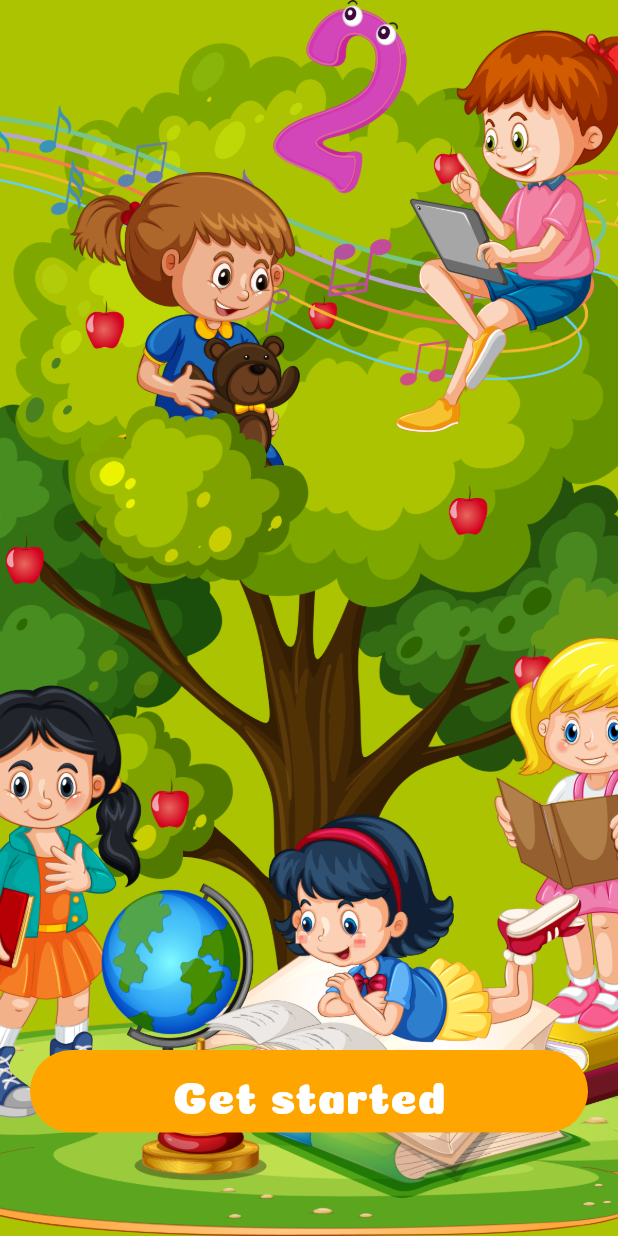
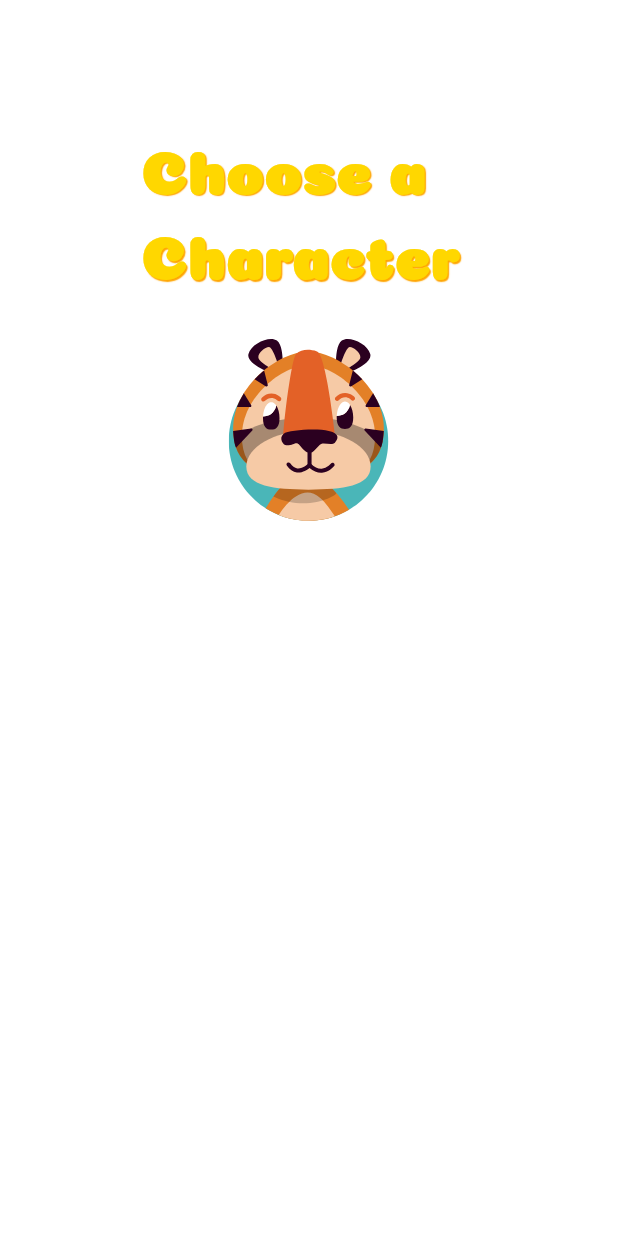
Before and after one commit to dmutoni/irerero_1.0, a Flutter app: the screen it shows once a user with an empty profile is signed in, after a tap on "Get started", on a phone screen of 412 x 824 dp. Run offline on Flutter 3.47's test engine with Material 2 defaults, Android fonts, the phone set to English and light mode, and no system bars; our stand-ins replace equatable, firebase_auth, firebase_core, flutter_riverpod, flutter_svg, go_router and 4 more; missing offline and left inert: animated_size_and_fade, intersperse; accounts and stored records are empty; generated files the repository leaves out were written again; project files that could hold a hidden picture were left out.

Commit message:
Add irerero choose character

```diff
--- a/lib/helpers/config.dart
+++ b/lib/helpers/config.dart
@@ -5,4 +5,5 @@ abstract class AppRoutes {
   static const String signupScreenRouteName = '/signup';
   static const String authCheckerRouteName = '/authChecker';
   static const String errorScreenRouteName = '/errorScreen';
+  static const String chooseCharacterScreenRouteName = '/chooseCharacterScreen';
 }
--- a/lib/helpers/go_router_navigation_helper.dart
+++ b/lib/helpers/go_router_navigation_helper.dart
@@ -3,6 +3,7 @@ import 'package:flutter/material.dart';
 import 'package:flutter_starter_template/helpers/config.dart';
 import 'package:flutter_starter_template/screens/authentication/login_screen.dart';
 import 'package:flutter_starter_template/screens/authentication/signup_screen.dart';
+import 'package:flutter_starter_template/screens/choose_character_screen.dart';
 import 'package:flutter_starter_template/screens/common/error_screen.dart';
 import 'package:flutter_starter_template/screens/home_screen.dart';
 import 'package:flutter_starter_template/widgets/auth_checker.dart';
@@ -48,6 +49,11 @@ final routerProvider = Provider<GoRouter>(
           path: AppRoutes.loginScreenRouteName,
           builder: (context, state) => const LoginScreen(),
         ),
+        GoRoute(
+          name: 'chooseCharacterScreen',
+          path: AppRoutes.chooseCharacterScreenRouteName,
+          builder: (context, state) => const ChooseCharacterScreen(),
+        ),
       ],
       errorBuilder: (context, state) => const ErrorScreen(),
       redirect: (context, state) {
--- /dev/null
+++ b/lib/screens/choose_character_screen.dart
@@ -0,0 +1,62 @@
+import 'package:flutter/material.dart';
+import 'package:flutter_starter_template/values/assets/character_assets.dart';
+import 'package:flutter_starter_template/values/colors.dart';
+import 'package:flutter_starter_template/values/dimens.dart';
+import 'package:flutter_svg/svg.dart';
+import 'package:hooks_riverpod/hooks_riverpod.dart';
+
+class ChooseCharacterScreen extends ConsumerStatefulWidget {
+  const ChooseCharacterScreen({super.key});
+
+  @override
+  ConsumerState<ConsumerStatefulWidget> createState() =>
+      _ChooseCharacterScreenState();
+}
+
+class _ChooseCharacterScreenState extends ConsumerState<ChooseCharacterScreen> {
+  @override
+  Widget build(BuildContext context) {
+    return Scaffold(
+      body: Padding(
+        padding: const EdgeInsets.only(
+          top: Dimens.marginTopOfTheScreen,
+          left: Dimens.marginMedium,
+          right: Dimens.marginMedium,
+        ),
+        child: SingleChildScrollView(
+          child: Column(
+            children: [
+              const Padding(
+                padding: EdgeInsets.only(
+                  left: Dimens.marginSeventy,
+                ),
+                child: Text(
+                  'Choose a Character',
+                  style: TextStyle(
+                    fontFamily: 'Coiny',
+                    fontSize: 40,
+                    fontWeight: FontWeight.bold,
+                    color: ThemeColors.primaryAccent, // Stroke color
+                    shadows: [
+                      Shadow(
+                        blurRadius: 0.2,
+                        color: ThemeColors.primaryColor,
+                        offset: Offset(1,
+                            1), // Adjust this offset to control the stroke width
+                      ),
+                    ],
+                  ),
+                ),
+              ),
+              const SizedBox(height: Dimens.marginLarge),
+              SvgPicture.asset(
+                CharacterAssets.hyena,
+                // width: 200,
+              )
+            ],
+          ),
+        ),
+      ),
+    );
+  }
+}
--- a/lib/screens/home_screen.dart
+++ b/lib/screens/home_screen.dart
@@ -1,7 +1,9 @@
 import 'package:flutter/material.dart';
+import 'package:flutter_starter_template/helpers/config.dart';
 import 'package:flutter_starter_template/values/assets/splash_screen_assets.dart';
 import 'package:flutter_starter_template/values/colors.dart';
 import 'package:flutter_starter_template/widgets/common/input/app_button.dart';
+import 'package:go_router/go_router.dart';
 import 'package:hooks_riverpod/hooks_riverpod.dart';
 
 class HomeScreen extends ConsumerWidget {
@@ -39,7 +41,9 @@ class HomeScreen extends ConsumerWidget {
                 ),
                 child: AppButton(
                   title: 'Get started',
-                  onTap: () {},
+                  onTap: () {
+                    context.go(AppRoutes.chooseCharacterScreenRouteName);
+                  },
                 ),
               ),
             ],
--- /dev/null
+++ b/lib/values/assets/character_assets.dart
@@ -0,0 +1,3 @@
+abstract class CharacterAssets {
+  static const String hyena = 'assets/images/characters/hyena.svg';
+}
--- a/lib/values/dimens.dart
+++ b/lib/values/dimens.dart
@@ -17,6 +17,8 @@ abstract class Dimens {
   static const marginLarge = 32.0;
   static const marginXLarge = 48.0;
   static const marginForty = 40.0;
+  static const marginSeventy = 70.0;
+  static const marginTopOfTheScreen = 80.0;
 
   static const radiusXSmall = 4.0;
   static const radiusSmall = 6.0;
--- a/pubspec.yaml
+++ b/pubspec.yaml
@@ -71,6 +71,7 @@ flutter:
   assets:
     - assets/images/login/
     - assets/images/splash/
+    - assets/images/characters/
 
   fonts:
     - family: Coiny
```
Also changed, not shown: assets/images/characters/cat.svg (added), assets/images/characters/crocodile.svg (added), assets/images/characters/donkey.svg (added), assets/images/characters/hyena.svg (added), assets/images/characters/lion.svg (added), assets/images/characters/pinguine.svg (added), 2 other files.
